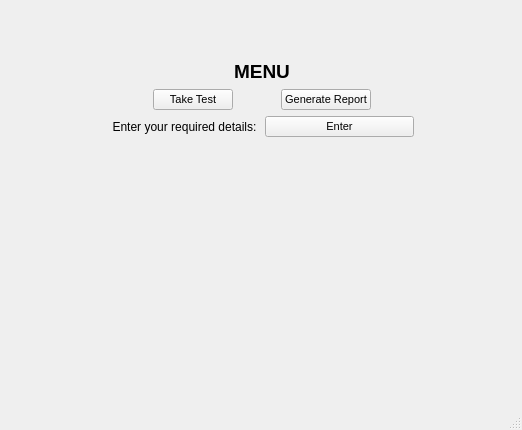
The window that UI files/menu page.ui (tikna1234/minor-project) describes before a commit, drawn with Qt 5.
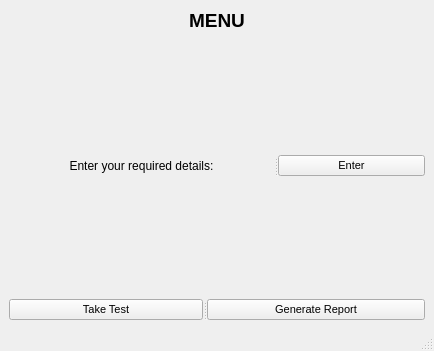
The same window after the commit.

What changed in the file:
```diff
--- a/UI files/menu page.ui
+++ b/UI files/menu page.ui
@@ -6,8 +6,8 @@
    <rect>
     <x>0</x>
     <y>0</y>
-    <width>522</width>
-    <height>430</height>
+    <width>434</width>
+    <height>351</height>
    </rect>
   </property>
   <property name="font">
@@ -21,16 +21,9 @@
    <string>MainWindow</string>
   </property>
   <widget class="QWidget" name="centralwidget">
-   <widget class="QWidget" name="verticalLayoutWidget">
-    <property name="geometry">
-     <rect>
-      <x>110</x>
-      <y>60</y>
-      <width>304</width>
-      <height>171</height>
-     </rect>
-    </property>
-    <layout class="QVBoxLayout" name="verticalLayout_3">
+   <layout class="QHBoxLayout" name="horizontalLayout">
+    <item>
+     <layout class="QVBoxLayout" name="verticalLayout">
      <item>
       <widget class="QLabel" name="label">
        <property name="font">
@@ -50,81 +43,26 @@
       </widget>
      </item>
      <item>
-      <layout class="QHBoxLayout" name="horizontalLayout_2">
-       <item>
-        <spacer name="horizontalSpacer_2">
+       <spacer name="verticalSpacer">
          <property name="orientation">
-          <enum>Qt::Horizontal</enum>
-         </property>
-         <property name="sizeHint" stdset="0">
-          <size>
-           <width>35</width>
-           <height>20</height>
-          </size>
-         </property>
-        </spacer>
-       </item>
-       <item>
-        <widget class="QPushButton" name="pushButton">
-         <property name="font">
-          <font>
-           <family>MS Shell Dlg 2</family>
-           <pointsize>8</pointsize>
-           <weight>50</weight>
-           <bold>false</bold>
-          </font>
-         </property>
-         <property name="text">
-          <string>Take Test</string>
-         </property>
-        </widget>
-       </item>
-       <item>
-        <spacer name="horizontalSpacer_3">
-         <property name="orientation">
-          <enum>Qt::Horizontal</enum>
-         </property>
+         <enum>Qt::Vertical</enum>
+        </property>
+        <property name="sizeType">
+         <enum>QSizePolicy::Expanding</enum>
+        </property>
          <property name="sizeHint" stdset="0">
           <size>
-           <width>40</width>
-           <height>20</height>
+          <width>276</width>
+          <height>13</height>
           </size>
          </property>
         </spacer>
        </item>
        <item>
-        <widget class="QPushButton" name="pushButton_3">
-         <property name="font">
-          <font>
-           <family>MS Shell Dlg 2</family>
-           <pointsize>8</pointsize>
-           <weight>50</weight>
-           <bold>false</bold>
-          </font>
-         </property>
-         <property name="text">
-          <string>Generate Report</string>
-         </property>
-        </widget>
-       </item>
-       <item>
-        <spacer name="horizontalSpacer">
+       <widget class="QSplitter" name="splitter_2">
          <property name="orientation">
           <enum>Qt::Horizontal</enum>
          </property>
-         <property name="sizeHint" stdset="0">
-          <size>
-           <width>40</width>
-           <height>20</height>
-          </size>
-         </property>
-        </spacer>
-       </item>
-      </layout>
-     </item>
-     <item>
-      <layout class="QHBoxLayout" name="horizontalLayout">
-       <item>
         <widget class="QLabel" name="label_2">
          <property name="font">
           <font>
@@ -141,8 +79,6 @@
           <set>Qt::AlignCenter</set>
          </property>
         </widget>
-       </item>
-       <item>
         <widget class="QPushButton" name="pushButton_2">
          <property name="font">
           <font>
@@ -156,11 +92,10 @@
           <string>Enter</string>
          </property>
         </widget>
-       </item>
-      </layout>
+       </widget>
      </item>
      <item>
-      <spacer name="verticalSpacer">
+       <spacer name="verticalSpacer_2">
        <property name="orientation">
         <enum>Qt::Vertical</enum>
        </property>
@@ -169,14 +104,48 @@
        </property>
        <property name="sizeHint" stdset="0">
         <size>
-         <width>302</width>
-         <height>13</height>
+          <width>269</width>
+          <height>6</height>
         </size>
        </property>
       </spacer>
      </item>
-    </layout>
-   </widget>
+      <item>
+       <widget class="QSplitter" name="splitter">
+        <property name="orientation">
+         <enum>Qt::Horizontal</enum>
+        </property>
+        <widget class="QPushButton" name="pushButton">
+         <property name="font">
+          <font>
+           <family>MS Shell Dlg 2</family>
+           <pointsize>8</pointsize>
+           <weight>50</weight>
+           <bold>false</bold>
+          </font>
+         </property>
+         <property name="text">
+          <string>Take Test</string>
+         </property>
+        </widget>
+        <widget class="QPushButton" name="pushButton_3">
+         <property name="font">
+          <font>
+           <family>MS Shell Dlg 2</family>
+           <pointsize>8</pointsize>
+           <weight>50</weight>
+           <bold>false</bold>
+          </font>
+         </property>
+         <property name="text">
+          <string>Generate Report</string>
+         </property>
+        </widget>
+       </widget>
+      </item>
+     </layout>
+    </item>
+   </layout>
   </widget>
   <widget class="QMenuBar" name="menubar">
    <property name="geometry">
```
Left out of the diff: 2 changed lines with no effect on the pictures. Lines whose indentation alone changed are shown as unchanged.
